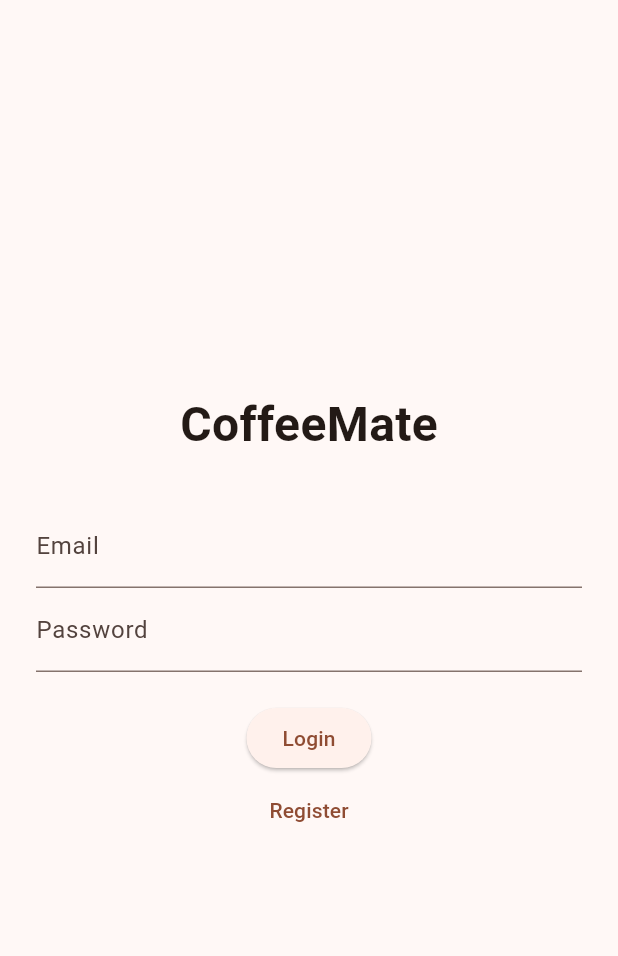
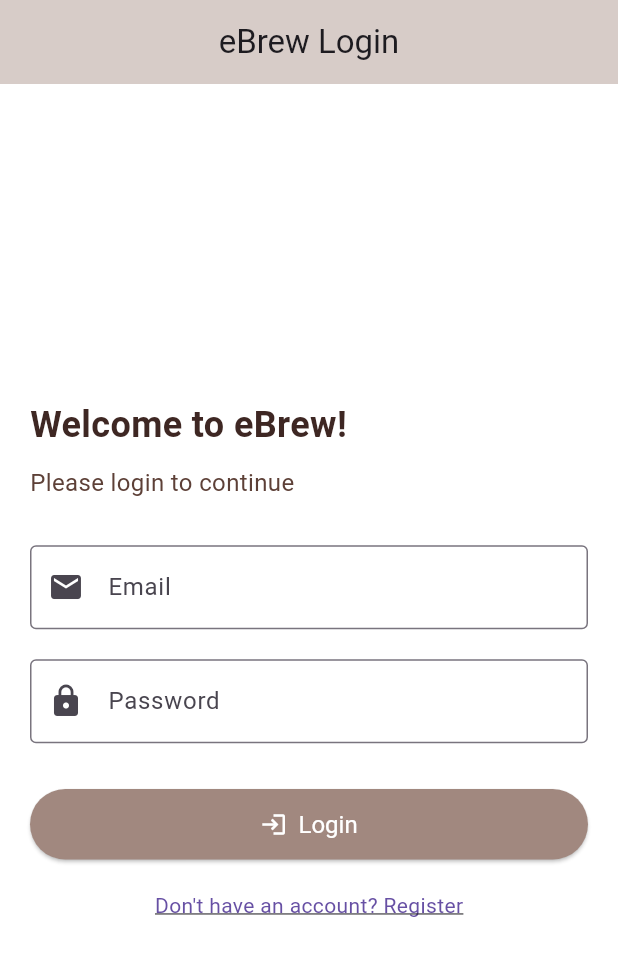
Before and after one commit to AbishekRT/ebrew-app, a Flutter app: the screen it shows after launch, on a phone screen of 412 x 824 dp. Shown: the top 956 px of the screen. Run offline on Flutter 3.47's test engine with Material 3 defaults, Android fonts, the phone set to English and light mode, and no system bars.

Commit message:
Added login page

```diff
--- a/lib/main.dart
+++ b/lib/main.dart
@@ -1,30 +1,30 @@
-// ignore_for_file: unused_import
+import 'package:flutter/material.dart';
+import 'screens/login_page.dart';
 
-import 'package:flutter/material.dart';
-import 'screens/home_screen.dart';
-import 'screens/cart_screen.dart';
-import 'screens/profile_screen.dart';
-import 'screens/login_screen.dart';
+void main() {
+  runApp(const MyApp());
+}
 
-void main() => runApp(CoffeeMate());
+class MyApp extends StatelessWidget {
+  const MyApp({super.key});
 
-class CoffeeMate extends StatelessWidget {
   @override
   Widget build(BuildContext context) {
     return MaterialApp(
-      title: 'CoffeeMate',
+      title: 'eBrew App',
+      debugShowCheckedModeBanner: false,
       theme: ThemeData(
-        useMaterial3: true,
         brightness: Brightness.light,
-        colorSchemeSeed: Colors.brown,
+        primarySwatch: Colors.brown,
+        scaffoldBackgroundColor: Colors.white,
       ),
       darkTheme: ThemeData(
         brightness: Brightness.dark,
-        colorSchemeSeed: Colors.brown,
+        scaffoldBackgroundColor: Colors.brown.shade900,
+        textTheme: const TextTheme(bodyMedium: TextStyle(color: Colors.white)),
       ),
       themeMode: ThemeMode.system,
-      debugShowCheckedModeBanner: false,
-      home: LoginScreen(),
+      home: const LoginPage(), // Start with Login
     );
   }
 }
--- /dev/null
+++ b/lib/screens/login_page.dart
@@ -0,0 +1,153 @@
+import 'package:flutter/material.dart';
+import 'home_page.dart';
+import 'register_page.dart';
+
+class LoginPage extends StatefulWidget {
+  const LoginPage({super.key});
+
+  @override
+  State<LoginPage> createState() => _LoginPageState();
+}
+
+class _LoginPageState extends State<LoginPage> {
+  final _formKey = GlobalKey<FormState>();
+  final _emailController = TextEditingController();
+  final _passwordController = TextEditingController();
+
+  void _login() {
+    if (_formKey.currentState!.validate()) {
+      Navigator.push(
+        context,
+        MaterialPageRoute(builder: (context) => const HomePage()),
+      );
+    }
+  }
+
+  InputDecoration _inputDecoration(String label, IconData icon) {
+    return InputDecoration(
+      labelText: label,
+      prefixIcon: Icon(icon),
+      border: const OutlineInputBorder(),
+    );
+  }
+
+  TextFormField _buildEmailField() {
+    return TextFormField(
+      controller: _emailController,
+      decoration: _inputDecoration('Email', Icons.email),
+      keyboardType: TextInputType.emailAddress,
+      validator: (value) {
+        if (value == null || value.isEmpty) {
+          return 'Email cannot be empty';
+        } else if (!value.contains('@')) {
+          return 'Please enter a valid email address';
+        }
+        return null;
+      },
+    );
+  }
+
+  TextFormField _buildPasswordField() {
+    return TextFormField(
+      controller: _passwordController,
+      decoration: _inputDecoration('Password', Icons.lock),
+      obscureText: true,
+      validator: (value) {
+        if (value == null || value.isEmpty) {
+          return 'Password cannot be empty';
+        }
+        return null;
+      },
+    );
+  }
+
+  @override
+  Widget build(BuildContext context) {
+    final isDarkMode =
+        MediaQuery.of(context).platformBrightness == Brightness.dark;
+    final screenWidth = MediaQuery.of(context).size.width;
+
+    final headingStyle = TextStyle(
+      fontSize: 24,
+      fontWeight: FontWeight.bold,
+      color: isDarkMode ? const Color(0xFFFFF3E0) : const Color(0xFF3E2723),
+    );
+
+    final subtextStyle = TextStyle(
+      fontSize: 16,
+      color: isDarkMode ? const Color(0xFFFFCCBC) : const Color(0xFF5D4037),
+    );
+
+    final buttonStyle = ElevatedButton.styleFrom(
+      backgroundColor:
+          isDarkMode ? const Color(0xFF6D4C41) : const Color(0xFFA1887F),
+      foregroundColor: Colors.white,
+      padding: const EdgeInsets.symmetric(vertical: 14),
+      textStyle: const TextStyle(fontSize: 16),
+    );
+
+    return Scaffold(
+      appBar: AppBar(
+        title: const Text('eBrew Login'),
+        centerTitle: true,
+        backgroundColor:
+            isDarkMode ? const Color(0xFF4E342E) : const Color(0xFFD7CCC8),
+      ),
+      body: Center(
+        child: SingleChildScrollView(
+          padding: const EdgeInsets.all(20),
+          child: ConstrainedBox(
+            constraints: BoxConstraints(
+              maxWidth: screenWidth < 600 ? screenWidth : 500,
+            ),
+            child: Form(
+              key: _formKey,
+              child: Column(
+                crossAxisAlignment: CrossAxisAlignment.start,
+                children: [
+                  Text('Welcome to eBrew!', style: headingStyle),
+                  const SizedBox(height: 10),
+                  Text('Please login to continue', style: subtextStyle),
+                  const SizedBox(height: 30),
+                  _buildEmailField(),
+                  const SizedBox(height: 20),
+                  _buildPasswordField(),
+                  const SizedBox(height: 30),
+                  SizedBox(
+                    width: double.infinity,
+                    child: ElevatedButton.icon(
+                      onPressed: _login,
+                      icon: const Icon(Icons.login),
+                      label: const Text('Login'),
+                      style: buttonStyle,
+                    ),
+                  ),
+                  const SizedBox(height: 20),
+                  Center(
+                    child: GestureDetector(
+                      onTap: () {
+                        Navigator.push(
+                          context,
+                          MaterialPageRoute(
+                            builder: (context) => const RegisterPage(),
+                          ),
+                        );
+                      },
+                      child: Text(
+                        "Don't have an account? Register",
+                        style: TextStyle(
+                          color: Theme.of(context).colorScheme.primary,
+                          decoration: TextDecoration.underline,
+                        ),
+                      ),
+                    ),
+                  ),
+                ],
+              ),
+            ),
+          ),
+        ),
+      ),
+    );
+  }
+}
--- a/lib/screens/login_screen.dart
+++ /dev/null
@@ -1,50 +0,0 @@
-import 'package:flutter/material.dart';
-import 'register_screen.dart';
-import 'home_screen.dart';
-
-class LoginScreen extends StatelessWidget {
-  @override
-  Widget build(BuildContext context) {
-    return Scaffold(
-      body: Center(
-        child: Padding(
-          padding: EdgeInsets.all(24),
-          child: Column(
-            mainAxisAlignment: MainAxisAlignment.center,
-            children: [
-              Text(
-                "CoffeeMate",
-                style: TextStyle(fontSize: 32, fontWeight: FontWeight.bold),
-              ),
-              SizedBox(height: 30),
-              TextField(decoration: InputDecoration(labelText: 'Email')),
-              TextField(
-                obscureText: true,
-                decoration: InputDecoration(labelText: 'Password'),
-              ),
-              SizedBox(height: 20),
-              ElevatedButton(
-                onPressed: () {
-                  Navigator.pushReplacement(
-                    context,
-                    MaterialPageRoute(builder: (_) => HomeScreen()),
-                  );
-                },
-                child: Text("Login"),
-              ),
-              TextButton(
-                onPressed: () {
-                  Navigator.push(
-                    context,
-                    MaterialPageRoute(builder: (_) => RegisterScreen()),
-                  );
-                },
-                child: Text("Register"),
-              ),
-            ],
-          ),
-        ),
-      ),
-    );
-  }
-}
```
Also changed, not shown: lib/screens/cart_screen.dart (deleted, +0 -13 lines), lib/screens/detail_screen.dart (deleted, +0 -31 lines), lib/screens/home_page.dart (added, +135 -0 lines), lib/screens/home_screen.dart (deleted, +0 -60 lines), lib/screens/profile_screen.dart (deleted, +0 -31 lines), lib/screens/register_page.dart (added, +192 -0 lines), lib/screens/register_screen.dart (deleted, +0 -28 lines), lib/widgets/coffee_card.dart (deleted, +0 -22 lines), 1 other file.
